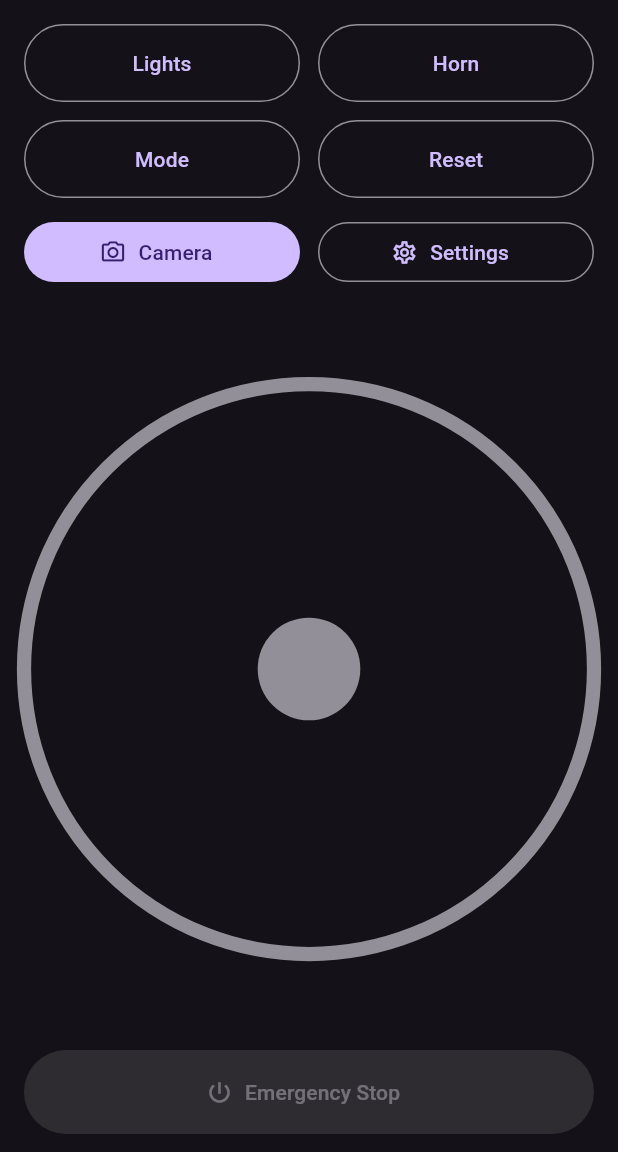
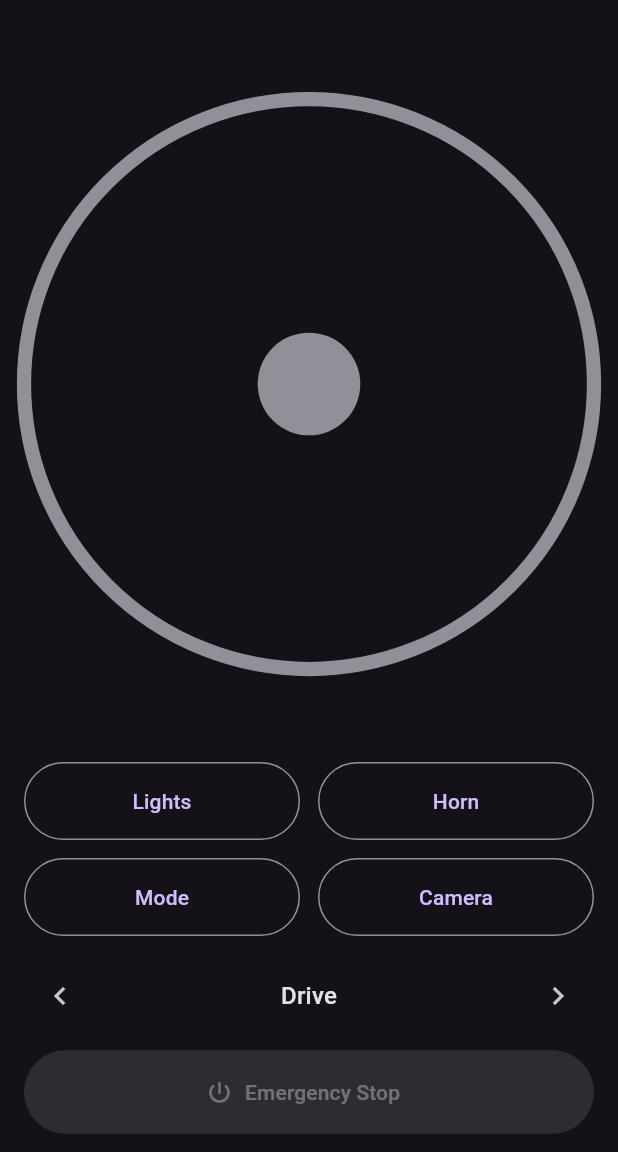
Before and after one commit to matzajdel/RovController, a Flutter app: the screen it shows after launch, on a phone screen of 412 x 824 dp, the part 84-1236 px from its top. Run offline on Flutter 3.47's test engine with Material 3 defaults, Android fonts, the phone set to English and light mode, and no system bars.

Commit message:
Add multi-screen view to application

```diff
--- a/rov_frontend/lib/src/screens/home_screen.dart
+++ b/rov_frontend/lib/src/screens/home_screen.dart
@@ -3,17 +3,42 @@ import 'package:flutter/material.dart';
 import '../backend_controller.dart';
 import '../widgets/rov_joystick.dart';
 
-class HomeScreen extends StatelessWidget {
+class HomeScreen extends StatefulWidget {
   final BackendController controller;
 
   const HomeScreen({super.key, required this.controller});
 
   @override
+  State<HomeScreen> createState() => _HomeScreenState();
+}
+
+class _HomeScreenState extends State<HomeScreen> {
+  int _currentScreen = 0;
+
+  static const List<String> _screenTitles = [
+    'Drive',
+    'Manipulator',
+  ];
+
+  void _goToPreviousScreen() {
+    setState(() {
+      _currentScreen =
+          (_currentScreen - 1 + _screenTitles.length) % _screenTitles.length;
+    });
+  }
+
+  void _goToNextScreen() {
+    setState(() {
+      _currentScreen = (_currentScreen + 1) % _screenTitles.length;
+    });
+  }
+
+  @override
   Widget build(BuildContext context) {
     return AnimatedBuilder(
-      animation: controller,
+      animation: widget.controller,
       builder: (context, _) {
-        final connected = controller.connected;
+        final connected = widget.controller.connected;
 
         return Scaffold(
           body: SafeArea(
@@ -24,50 +49,33 @@ class HomeScreen extends StatelessWidget {
                   _TopStatusBar(
                     connected: connected,
                     onConnectPressed: () async {
-                      await controller.connect();
+                      await widget.controller.connect();
                     },
                   ),
                   const SizedBox(height: 12),
-                  _ControlGrid(),
-                  const SizedBox(height: 12),
-                  Row(
-                    children: [
-                      Expanded(
-                        child: FilledButton.icon(
-                          onPressed: () {
+                  Expanded(
+                    child: IndexedStack(
+                      index: _currentScreen,
+                      children: [
+                        _DriveScreen(
+                          connected: connected,
+                          onChanged: widget.controller.setJoystick,
+                          onReleased: widget.controller.releaseJoystick,
+                          onOpenCamera: () {
                             Navigator.of(context).pushNamed('/camera');
                           },
-                          icon: const Icon(Icons.photo_camera_outlined),
-                          label: const Text('Camera'),
                         ),
-                      ),
-                      const SizedBox(width: 12),
-                      Expanded(
-                        child: OutlinedButton.icon(
-                          onPressed: () {},
-                          icon: const Icon(Icons.settings_outlined),
-                          label: const Text('Settings'),
-                        ),
-                      ),
-                    ],
-                  ),
-                  const SizedBox(height: 16),
-                  Expanded(
-                    child: Center(
-                      child: ConstrainedBox(
-                        constraints: const BoxConstraints(maxWidth: 420),
-                        child: AspectRatio(
-                          aspectRatio: 1,
-                          child: RovJoystick(
-                            enabled: connected,
-                            onChanged: controller.setJoystick,
-                            onReleased: controller.releaseJoystick,
-                          ),
-                        ),
-                      ),
+                        const _ManipulatorScreen(),
+                      ],
                     ),
                   ),
                   const SizedBox(height: 16),
+                  _ScreenSwitcher(
+                    title: _screenTitles[_currentScreen],
+                    onPrevious: _goToPreviousScreen,
+                    onNext: _goToNextScreen,
+                  ),
+                  const SizedBox(height: 12),
                   SizedBox(
                     width: double.infinity,
                     height: 56,
@@ -76,7 +84,9 @@ class HomeScreen extends StatelessWidget {
                         backgroundColor: Theme.of(context).colorScheme.error,
                         foregroundColor: Theme.of(context).colorScheme.onError,
                       ),
-                      onPressed: controller.backendStarted ? controller.emergencyStop : null,
+                      onPressed: widget.controller.backendStarted
+                          ? widget.controller.emergencyStop
+                          : null,
                       icon: const Icon(Icons.power_settings_new),
                       label: const Text('Emergency Stop'),
                     ),
@@ -91,11 +101,99 @@ class HomeScreen extends StatelessWidget {
   }
 }
 
+class _DriveScreen extends StatelessWidget {
+  final bool connected;
+  final JoystickChanged onChanged;
+  final VoidCallback onReleased;
+  final VoidCallback onOpenCamera;
+
+  const _DriveScreen({
+    required this.connected,
+    required this.onChanged,
+    required this.onReleased,
+    required this.onOpenCamera,
+  });
+
+  @override
+  Widget build(BuildContext context) {
+    return Column(
+      children: [
+        Expanded(
+          child: Center(
+            child: ConstrainedBox(
+              constraints: const BoxConstraints(maxWidth: 420),
+              child: AspectRatio(
+                aspectRatio: 1,
+                child: RovJoystick(
+                  enabled: connected,
+                  onChanged: onChanged,
+                  onReleased: onReleased,
+                ),
+              ),
+            ),
+          ),
+        ),
+        const SizedBox(height: 12),
+        _ControlGrid(onOpenCamera: onOpenCamera),
+      ],
+    );
+  }
+}
+
+class _ManipulatorScreen extends StatelessWidget {
+  const _ManipulatorScreen();
+
+  @override
+  Widget build(BuildContext context) {
+    return const Center(
+      child: Text('Manipulator screen (coming soon)'),
+    );
+  }
+}
+
+class _ScreenSwitcher extends StatelessWidget {
+  final String title;
+  final VoidCallback onPrevious;
+  final VoidCallback onNext;
+
+  const _ScreenSwitcher({
+    required this.title,
+    required this.onPrevious,
+    required this.onNext,
+  });
+
+  @override
+  Widget build(BuildContext context) {
+    return Row(
+      children: [
+        IconButton(
+          onPressed: onPrevious,
+          icon: const Icon(Icons.keyboard_arrow_left),
+          tooltip: 'Previous screen',
+        ),
+        Expanded(
+          child: Text(
+            title,
+            textAlign: TextAlign.center,
+            style: Theme.of(context).textTheme.titleMedium,
+          ),
+        ),
+        IconButton(
+          onPressed: onNext,
+          icon: const Icon(Icons.keyboard_arrow_right),
+          tooltip: 'Next screen',
+        ),
+      ],
+    );
+  }
+}
+
 class _TopStatusBar extends StatelessWidget {
   final bool connected;
   final VoidCallback onConnectPressed;
 
-  const _TopStatusBar({required this.connected, required this.onConnectPressed});
+  const _TopStatusBar(
+      {required this.connected, required this.onConnectPressed});
 
   @override
   Widget build(BuildContext context) {
@@ -118,6 +216,10 @@ class _TopStatusBar extends StatelessWidget {
 }
 
 class _ControlGrid extends StatelessWidget {
+  final VoidCallback onOpenCamera;
+
+  const _ControlGrid({required this.onOpenCamera});
+
   @override
   Widget build(BuildContext context) {
     return Column(
@@ -134,7 +236,8 @@ class _ControlGrid extends StatelessWidget {
           children: [
             Expanded(child: _PadButton(label: 'Mode', onPressed: () {})),
             const SizedBox(width: 12),
-            Expanded(child: _PadButton(label: 'Reset', onPressed: () {})),
+            Expanded(
+                child: _PadButton(label: 'Camera', onPressed: onOpenCamera)),
           ],
         ),
       ],
```
Also changed, not shown: rov_frontend/pubspec.lock.
